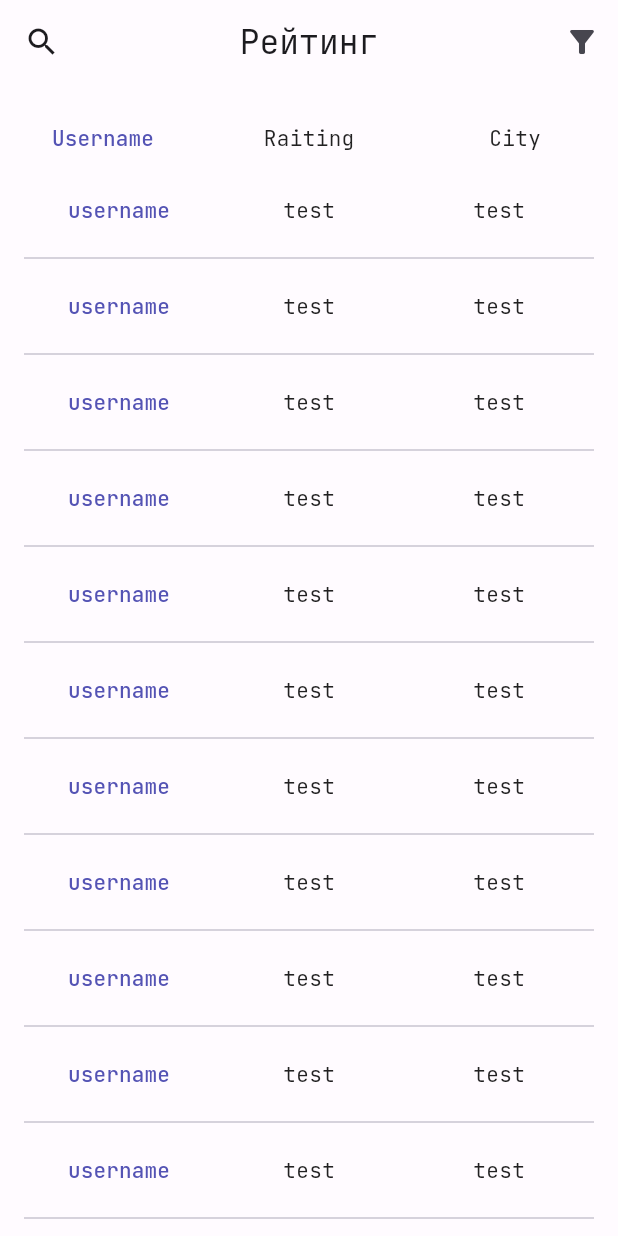
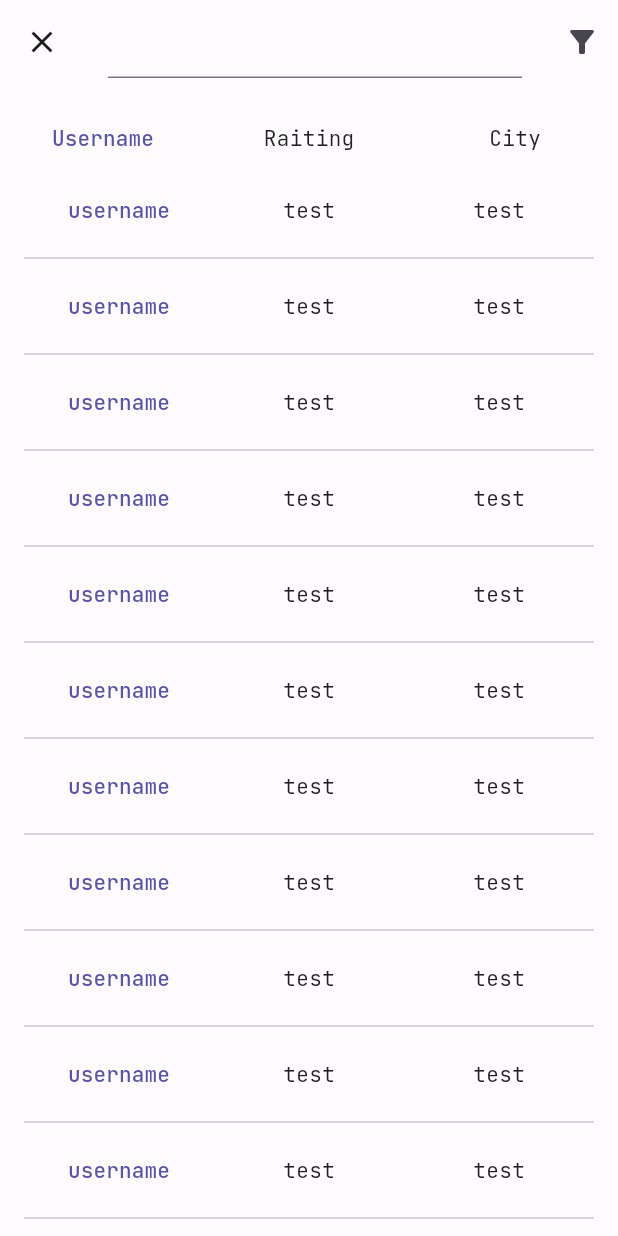
Before and after one commit to netos23/fsp_russia_app, a Flutter app: the RatingScreenView screen opened directly, after a tap on the "search" icon, on a phone screen of 412 x 824 dp. Run offline on Flutter 3.47's test engine with Material 2 defaults, Android fonts, the phone set to English and light mode, and no system bars; our stand-ins replace auto_route, flutter_widget_from_html_core, google_fonts, shimmer, table_calendar; missing offline and left inert: markdown; network calls fail.

Commit message:
changed rating screen

```diff
--- a/lib/screens/rating_screen/rating_screen_view.dart
+++ b/lib/screens/rating_screen/rating_screen_view.dart
@@ -3,8 +3,15 @@ import 'package:provider/provider.dart';
 
 import 'rating_screen_presenter.dart';
 
-class RatingScreenView extends StatelessWidget {
+class RatingScreenView extends StatefulWidget {
   const RatingScreenView({Key? key}) : super(key: key);
+
+  @override
+  State<RatingScreenView> createState() => _RatingScreenViewState();
+}
+
+class _RatingScreenViewState extends State<RatingScreenView> {
+  bool isSearchEnabled = false;
 
   @override
   Widget build(BuildContext context) {
@@ -14,13 +21,41 @@ class RatingScreenView extends StatelessWidget {
         body: CustomScrollView(
       slivers: [
         SliverAppBar(
-              leading: IconButton(onPressed: (){}, icon: Icon(Icons.search)),
-              actions: [IconButton(onPressed: (){}, icon: Icon(Icons.filter_alt))],
+          leading: IconButton(
+            onPressed: () {
+              setState(() {
+                isSearchEnabled = !isSearchEnabled;
+              });
+            },
+            icon: isSearchEnabled
+                ? const Icon(Icons.close)
+                : const Icon(Icons.search),
+          ),
+          actions: [
+            IconButton(
+                onPressed: () {
+                  Navigator.of(context, rootNavigator: true)
+                      .push(ModalBottomSheetRoute(
+                          builder: (_) {
+                            return SizedBox(height: 600,
+                            child: Padding(
+                              padding: const EdgeInsets.all(16.0),
+                              child: ListView(
+                                children: [Text(
+                                  'test'
+                                )],
+                              ),
+                            ),);
+                          },
+                          isScrollControlled: false));
+                },
+                icon: const Icon(Icons.filter_alt))
+          ],
           floating: true,
           centerTitle: true,
-              title: Text('Рейтинг'),
+          title: isSearchEnabled ? const TextField() : const Text('Рейтинг'),
           bottom: PreferredSize(
-                preferredSize: Size.fromHeight(60),
+            preferredSize: const Size.fromHeight(60),
             child: Row(
               mainAxisSize: MainAxisSize.max,
               children: [
@@ -29,7 +64,7 @@ class RatingScreenView extends StatelessWidget {
                     child: Center(
                         child: TextButton(
                       onPressed: () {},
-                              child: Text('Username'),
+                      child: const Text('Username'),
                     )),
                   ),
                 ),
@@ -60,7 +95,7 @@ class RatingScreenView extends StatelessWidget {
                         child: Center(
                             child: TextButton(
                           onPressed: presenter.toUserProfile,
-                                  child: Text('username'),
+                          child: const Text('username'),
                         )),
                       ),
                     ),
```
Lines whose indentation alone changed are shown as unchanged.
